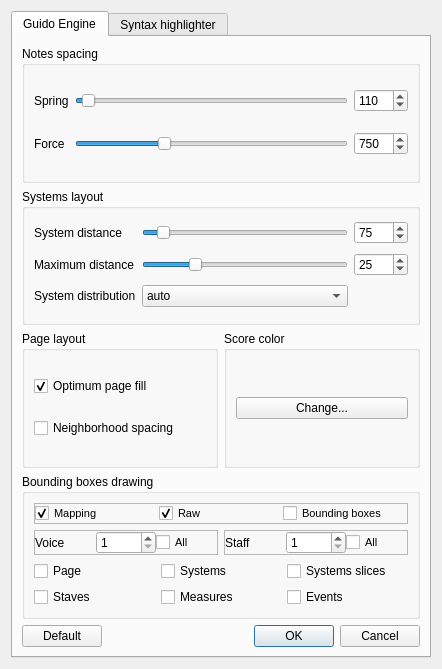
Before: the Qt Designer form Qt/GuidoEditor/rsc/setupDialog.ui in grame-cncm/guidolib, drawn with Qt 5.
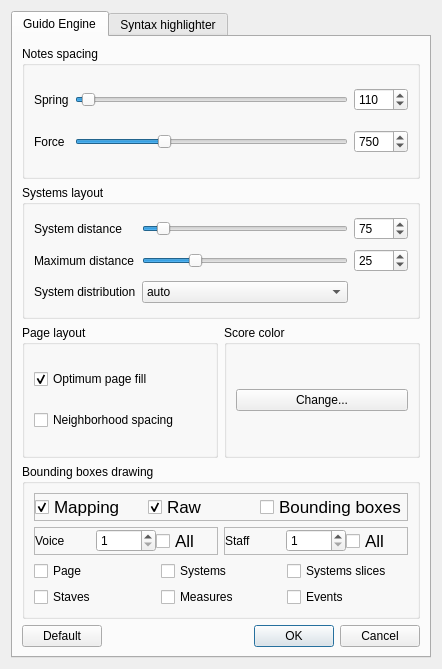
After: the same form once the commit is applied.

Commit message: guido editor : mouse clicks handler (in progress)

The edit to the form file:
```diff
--- a/Qt/GuidoEditor/rsc/setupDialog.ui
+++ b/Qt/GuidoEditor/rsc/setupDialog.ui
@@ -305,6 +305,9 @@
          <layout class="QVBoxLayout" name="verticalLayout_4">
           <item>
            <widget class="QFrame" name="frame">
+            <property name="enabled">
+             <bool>true</bool>
+            </property>
             <property name="frameShape">
              <enum>QFrame::StyledPanel</enum>
             </property>
@@ -322,7 +325,7 @@
               <widget class="QCheckBox" name="fMapping">
                <property name="font">
                 <font>
-                 <pointsize>8</pointsize>
+                 <pointsize>13</pointsize>
                 </font>
                </property>
                <property name="text">
@@ -337,7 +340,7 @@
               <widget class="QCheckBox" name="fRawMapping">
                <property name="font">
                 <font>
-                 <pointsize>8</pointsize>
+                 <pointsize>13</pointsize>
                 </font>
                </property>
                <property name="text">
@@ -352,7 +355,7 @@
               <widget class="QCheckBox" name="fBoundingBoxes">
                <property name="font">
                 <font>
-                 <pointsize>8</pointsize>
+                 <pointsize>13</pointsize>
                 </font>
                </property>
                <property name="text">
@@ -401,7 +404,7 @@
                  </property>
                  <property name="font">
                   <font>
-                   <pointsize>8</pointsize>
+                   <pointsize>13</pointsize>
                   </font>
                  </property>
                  <property name="text">
@@ -448,7 +451,7 @@
                 <widget class="QCheckBox" name="fShowAllStaffsCheckBox">
                  <property name="font">
                   <font>
-                   <pointsize>8</pointsize>
+                   <pointsize>13</pointsize>
                   </font>
                  </property>
                  <property name="text">
```
The commit also changes 2 other files.
